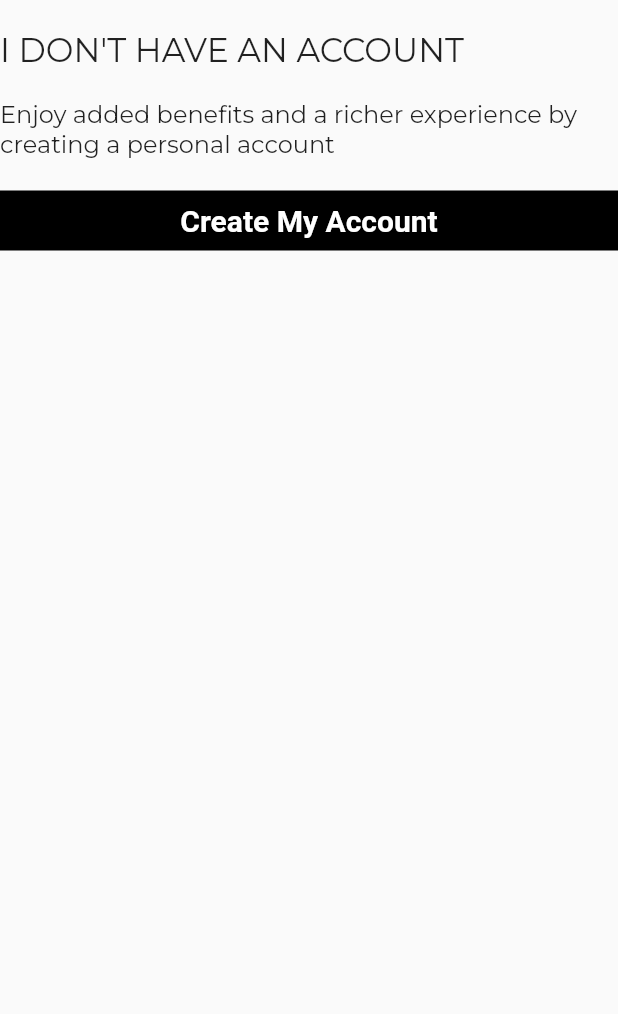
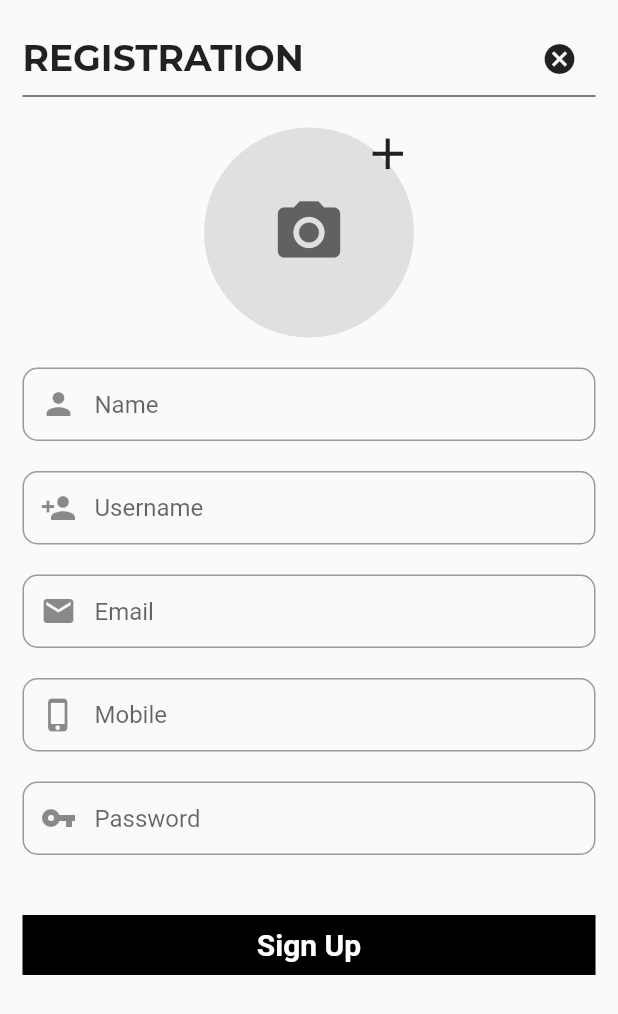
Before and after one commit to md-siam/bangladesh_drip, a Flutter app: what createAccount() shows on an empty page, opened directly, after a tap on "Create My Account", on a phone screen of 412 x 824 dp. Shown: the top 1014 px of the screen. Run offline on Flutter 3.47's test engine with Material 2 defaults, Android fonts, the phone set to English and light mode, and no system bars; our stand-ins replace firebase_auth, google_fonts, video_player; accounts and stored records are empty; network calls fail; project files that could hold a hidden picture were left out.

Commit message:
signup page ui done

```diff
--- a/lib/main.dart
+++ b/lib/main.dart
@@ -1,7 +1,7 @@
-import 'src/signin/signin_page.dart';
 import 'package:flutter/material.dart';
 import 'package:flutter/services.dart';
 
+import 'src/firebase/signin_page.dart';
 import 'src/views/home_page.dart';
 
 void main() {
@@ -22,8 +22,8 @@ class MyApp extends StatelessWidget {
       title: 'Bangladesh Drip',
       debugShowCheckedModeBanner: false,
       theme: ThemeData(primarySwatch: Colors.grey),
-      //home: const HomePage(),
-      home: const SignInPage(),
+      home: const HomePage(),
+      //home: const SignInPage(),
     );
   }
 }
--- a/lib/src/signin/signin_page.dart
+++ b/lib/src/firebase/signin_page.dart
@@ -1,3 +1,5 @@
+import 'signup_page.dart';
+import 'package:flutter/cupertino.dart';
 import 'package:flutter/material.dart';
 import 'package:google_fonts/google_fonts.dart';
 import 'package:firebase_auth/firebase_auth.dart';
@@ -47,8 +49,9 @@ class _SignInPageState extends State<SignInPage> {
               const Divider(height: 2, color: Colors.black),
               signIn(),
               const Divider(height: 2, color: Colors.black),
-                createAccount(),
-              ])),
+              createAccount(context),
+            ]),
+          ),
         ),
       ),
     );
@@ -150,7 +153,7 @@ Widget signIn() => Column(
       ],
     );
 
-Widget createAccount() => Column(
+Widget createAccount(BuildContext context) => Column(
       children: [
         const SizedBox(height: 20),
         Row(
@@ -169,7 +172,12 @@ Widget createAccount() => Column(
         ),
         const SizedBox(height: 20),
         GestureDetector(
-          onTap: () {},
+          onTap: () {
+            Navigator.push(
+              context,
+              CupertinoPageRoute(builder: (context) => const SignUpPage()),
+            );
+          },
           child: Container(
             height: 40,
             width: double.infinity,
--- /dev/null
+++ b/lib/src/firebase/signup_page.dart
@@ -0,0 +1,216 @@
+import 'package:flutter/material.dart';
+import 'package:google_fonts/google_fonts.dart';
+
+class SignUpPage extends StatefulWidget {
+  const SignUpPage({Key? key}) : super(key: key);
+
+  @override
+  State<SignUpPage> createState() => _SignUpPageState();
+}
+
+// editing controller
+final TextEditingController nameController = TextEditingController();
+final TextEditingController usernameController = TextEditingController();
+final TextEditingController emailController = TextEditingController();
+final TextEditingController mobileController = TextEditingController();
+final TextEditingController passwordController = TextEditingController();
+
+class _SignUpPageState extends State<SignUpPage> {
+  @override
+  Widget build(BuildContext context) {
+    return Scaffold(
+      body: SingleChildScrollView(
+        child: Padding(
+          padding: const EdgeInsets.all(15.0),
+          child: Column(
+            children: [
+              Row(
+                children: [
+                  Text(
+                    'REGISTRATION',
+                    style: GoogleFonts.montserrat(
+                      fontSize: 24,
+                      fontWeight: FontWeight.bold,
+                    ),
+                  ),
+                  const Expanded(child: SizedBox()),
+                  IconButton(
+                    onPressed: () => Navigator.pop(context),
+                    icon: const Icon(Icons.cancel),
+                  ),
+                ],
+              ),
+              const Divider(height: 2, color: Colors.black),
+              signUp(),
+            ],
+          ),
+        ),
+      ),
+    );
+  }
+}
+
+Widget signUp() => Column(
+      children: [
+        const SizedBox(height: 20),
+        Stack(
+          children: [
+            CircleAvatar(
+              radius: 70,
+              backgroundColor: Colors.grey[300],
+              child: const Icon(
+                Icons.photo_camera,
+                size: 50,
+              ),
+            ),
+            const Positioned(
+              right: 0,
+              child: Icon(Icons.add, size: 35),
+            ),
+          ],
+        ),
+        const SizedBox(height: 20),
+        TextFormField(
+          autofocus: false,
+          controller: nameController,
+          validator: (value) {
+            if (value!.isEmpty) {
+              return ("Please Enter Your Name");
+            }
+            return null;
+          },
+          onSaved: (value) {
+            nameController.text = value!;
+          },
+          textInputAction: TextInputAction.next,
+          decoration: InputDecoration(
+            prefixIcon: const Icon(Icons.person),
+            contentPadding: const EdgeInsets.fromLTRB(20, 15, 20, 15),
+            hintText: "Name",
+            border: OutlineInputBorder(
+              borderRadius: BorderRadius.circular(10),
+            ),
+          ),
+        ),
+        const SizedBox(height: 20),
+        TextFormField(
+          autofocus: false,
+          controller: usernameController,
+          validator: (value) {
+            if (value!.isEmpty) {
+              return ("Please Enter Your Username");
+            }
+            return null;
+          },
+          onSaved: (value) {
+            usernameController.text = value!;
+          },
+          textInputAction: TextInputAction.next,
+          decoration: InputDecoration(
+            prefixIcon: const Icon(Icons.person_add),
+            contentPadding: const EdgeInsets.fromLTRB(20, 15, 20, 15),
+            hintText: "Username",
+            border: OutlineInputBorder(
+              borderRadius: BorderRadius.circular(10),
+            ),
+          ),
+        ),
+        const SizedBox(height: 20),
+        TextFormField(
+          autofocus: false,
+          controller: emailController,
+          keyboardType: TextInputType.emailAddress,
+          validator: (value) {
+            if (value!.isEmpty) {
+              return ("Please Enter Your Email");
+            }
+            // reg expression for email validation
+            if (!RegExp("^[a-zA-Z0-9+_.-]+@[a-zA-Z0-9.-]+.[a-z]")
+                .hasMatch(value)) {
+              return ("Please Enter a valid email");
+            }
+            return null;
+          },
+          onSaved: (value) {
+            emailController.text = value!;
+          },
+          textInputAction: TextInputAction.next,
+          decoration: InputDecoration(
+            prefixIcon: const Icon(Icons.mail),
+            contentPadding: const EdgeInsets.fromLTRB(20, 15, 20, 15),
+            hintText: "Email",
+            border: OutlineInputBorder(
+              borderRadius: BorderRadius.circular(10),
+            ),
+          ),
+        ),
+        const SizedBox(height: 20),
+        TextFormField(
+          autofocus: false,
+          controller: mobileController,
+          validator: (value) {
+            if (value!.isEmpty) {
+              return ("Please Enter Your Mobile Number");
+            }
+            return null;
+          },
+          onSaved: (value) {
+            mobileController.text = value!;
+          },
+          textInputAction: TextInputAction.next,
+          decoration: InputDecoration(
+            prefixIcon: const Icon(Icons.phone_iphone),
+            contentPadding: const EdgeInsets.fromLTRB(20, 15, 20, 15),
+            hintText: "Mobile",
+            border: OutlineInputBorder(
+              borderRadius: BorderRadius.circular(10),
+            ),
+          ),
+        ),
+        const SizedBox(height: 20),
+        TextFormField(
+          autofocus: false,
+          controller: passwordController,
+          obscureText: true,
+          validator: (value) {
+            RegExp regex = RegExp(r'^.{6,}$');
+            if (value!.isEmpty) {
+              return ("Password is required for login");
+            } else if (!regex.hasMatch(value)) {
+              return ("Enter Valid Password(Min. 6 Character)");
+            }
+          },
+          onSaved: (value) {
+            passwordController.text = value!;
+          },
+          textInputAction: TextInputAction.done,
+          decoration: InputDecoration(
+            prefixIcon: const Icon(Icons.vpn_key),
+            contentPadding: const EdgeInsets.fromLTRB(20, 15, 20, 15),
+            hintText: "Password",
+            border: OutlineInputBorder(
+              borderRadius: BorderRadius.circular(10),
+            ),
+          ),
+        ),
+        const SizedBox(height: 40),
+        GestureDetector(
+          onTap: () {},
+          child: Container(
+            height: 40,
+            width: double.infinity,
+            color: Colors.black,
+            alignment: Alignment.center,
+            child: const Text(
+              'Sign Up',
+              style: TextStyle(
+                color: Colors.white,
+                fontSize: 20,
+                fontWeight: FontWeight.bold,
+              ),
+            ),
+          ),
+        ),
+        const SizedBox(height: 50),
+      ],
+    );
--- a/lib/src/views/widgets/custom_appbar.dart
+++ b/lib/src/views/widgets/custom_appbar.dart
@@ -1,6 +1,7 @@
-import '../../signin/signin_page.dart';
 import 'package:flutter/cupertino.dart';
 import 'package:flutter/material.dart';
+
+import '../../firebase/signin_page.dart';
 
 class CustomAppBar extends StatelessWidget {
   const CustomAppBar({
```
Lines whose indentation alone changed are shown as unchanged.
